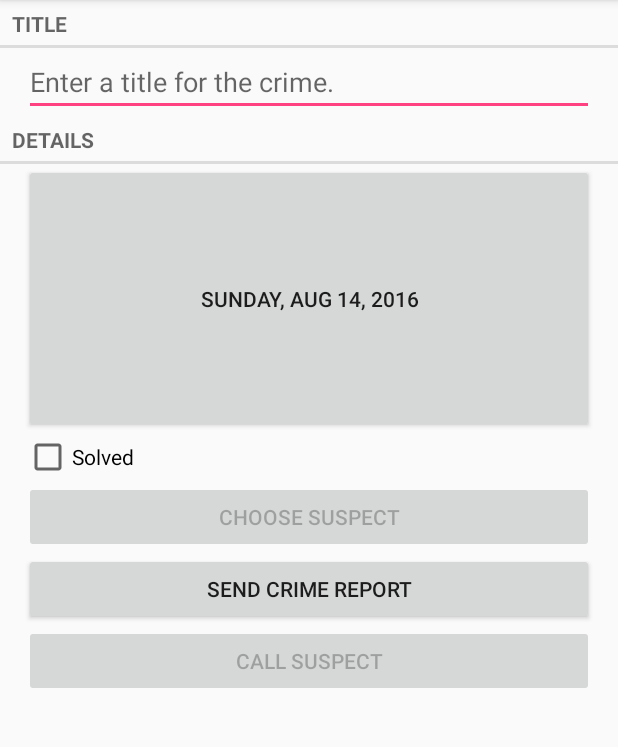
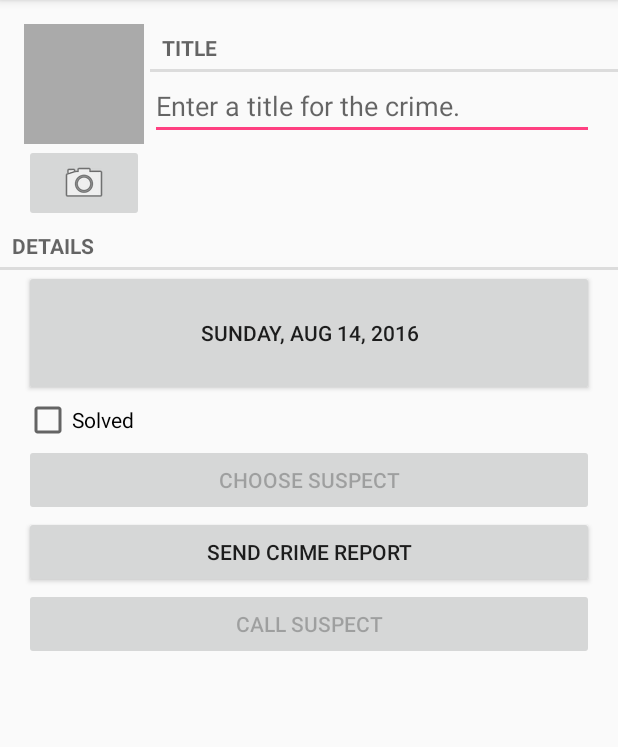
Before and after one commit to aram-o/criminal-intent, an Android app: the CrimeFragment screen opened directly, with no data from a screen before it, on a phone screen of 412 x 824 dp, the part 84-831 px from its top. Run offline under Robolectric (Android 15) with nearby library versions, the phone set to English and light mode, and no system bars.

```diff
--- a/app/src/main/AndroidManifest.xml
+++ b/app/src/main/AndroidManifest.xml
@@ -2,6 +2,8 @@
 <manifest xmlns:android="http://schemas.android.com/apk/res/android"
     package="com.bignerdranch.android.criminalintent">
     <uses-permission android:name="android.permission.READ_CONTACTS" />
+    <uses-permission android:name="android.permission.READ_EXTERNAL_STORAGE" android:maxSdkVersion="18" />
+    <uses-feature android:name="android.hardware.camera" android:required="false" />
     <application
         android:allowBackup="true"
         android:icon="@mipmap/ic_launcher"
--- a/app/src/main/java/com/bignerdranch/android/criminalintent/Crime.java
+++ b/app/src/main/java/com/bignerdranch/android/criminalintent/Crime.java
@@ -62,4 +62,8 @@ public class Crime {
     public void setSuspectNumber(String suspectNumber) {
         this.mSuspectNumber = suspectNumber;
     }
+
+    public String getPhotoFilename() {
+        return "IMG_" + getId().toString() + ".jpg";
+    }
 }
--- a/app/src/main/java/com/bignerdranch/android/criminalintent/CrimeFragment.java
+++ b/app/src/main/java/com/bignerdranch/android/criminalintent/CrimeFragment.java
@@ -4,9 +4,11 @@ import android.app.Activity;
 import android.content.Intent;
 import android.content.pm.PackageManager;
 import android.database.Cursor;
+import android.graphics.Bitmap;
 import android.net.Uri;
 import android.os.Bundle;
 import android.provider.ContactsContract;
+import android.provider.MediaStore;
 import android.support.v4.app.Fragment;
 import android.support.v4.app.FragmentManager;
 import android.support.v4.app.NavUtils;
@@ -24,13 +26,17 @@ import android.widget.CheckBox;
 import android.widget.CompoundButton;
 import android.widget.EditText;
 import android.text.format.DateFormat;
+import android.widget.ImageButton;
+import android.widget.ImageView;
 import android.widget.Toast;
 
+import java.io.File;
 import java.util.Date;
 import java.util.UUID;
 
 public class CrimeFragment extends Fragment {
     private Crime mCrime;
+    private File mPhotoFile;
     private EditText mTitleField;
     private Button mDateButton;
     private CheckBox mSolvedCheckBox;
@@ -38,9 +44,13 @@ public class CrimeFragment extends Fragment {
     private static final String DIALOG_DATE = "DialogDate";
     private static final int REQUEST_DATE = 0;
     private static final int REQUEST_CONTACT = 1;
+    private static final int REQUEST_PHOTO= 2;
     private Button mReportButton;
     private Button mSuspectButton;
     private Button mCallSuspectButton;
+    private ImageButton mPhotoButton;
+    private ImageView mPhotoView;
+    private static final String DIALOG_IMAGE = "image";
 
     public static CrimeFragment newInstance(UUID crimeId) {
         Bundle args = new Bundle();
@@ -56,6 +66,7 @@ public class CrimeFragment extends Fragment {
         super.onCreate(savedInstanceState);
         UUID crimeId = (UUID) getArguments().getSerializable(ARG_CRIME_ID);
         mCrime = CrimeLab.get(getActivity()).getCrime(crimeId);
+        mPhotoFile = CrimeLab.get(getActivity()).getPhotoFile(mCrime);
         setHasOptionsMenu(true);
     }
 
@@ -167,6 +178,34 @@ public class CrimeFragment extends Fragment {
             }
         });
 
+        mPhotoButton = (ImageButton) v.findViewById(R.id.crime_camera);
+        final Intent captureImage = new Intent(MediaStore.ACTION_IMAGE_CAPTURE);
+        boolean canTakePhoto = mPhotoFile != null && captureImage.resolveActivity(packageManager) != null;
+        mPhotoButton.setEnabled(canTakePhoto);
+        if (canTakePhoto) {
+            Uri uri = Uri.fromFile(mPhotoFile);
+            captureImage.putExtra(MediaStore.EXTRA_OUTPUT, uri);
+        }
+        mPhotoButton.setOnClickListener(new View.OnClickListener() {
+            @Override
+            public void onClick(View v) {
+                startActivityForResult(captureImage, REQUEST_PHOTO);
+            }
+        });
+
+        mPhotoView = (ImageView) v.findViewById(R.id.crime_photo);
+        updatePhotoView();
+        mPhotoView.setOnClickListener(new View.OnClickListener() {
+            @Override
+            public void onClick(View v) {
+                if ( mPhotoFile == null ){
+                    return;
+                }
+                FragmentManager fm = getActivity().getSupportFragmentManager();
+                String path = mPhotoFile.getAbsolutePath();
+                PictureDialogFragment.newInstance(path).show(fm, DIALOG_IMAGE);
+            }
+        });
         return v;
     }
 
@@ -262,6 +301,9 @@ public class CrimeFragment extends Fragment {
             } while (cursor.moveToNext());
 
             cursor.close();
+
+        } else if (requestCode == REQUEST_PHOTO) {
+            updatePhotoView();
         }
     }
 
@@ -291,4 +333,14 @@ public class CrimeFragment extends Fragment {
 
         return report;
     }
+
+    private void updatePhotoView() {
+        if (mPhotoFile == null || !mPhotoFile.exists()) {
+            mPhotoView.setImageDrawable(null);
+        } else {
+            Bitmap bitmap = PictureUtils.getScaledBitmap(
+                    mPhotoFile.getPath(), getActivity());
+            mPhotoView.setImageBitmap(bitmap);
+        }
+    }
 }
--- a/app/src/main/java/com/bignerdranch/android/criminalintent/CrimeLab.java
+++ b/app/src/main/java/com/bignerdranch/android/criminalintent/CrimeLab.java
@@ -4,11 +4,13 @@ import android.content.ContentValues;
 import android.content.Context;
 import android.database.Cursor;
 import android.database.sqlite.SQLiteDatabase;
+import android.os.Environment;
 
 import com.bignerdranch.android.criminalintent.database.CrimeBaseHelper;
 import com.bignerdranch.android.criminalintent.database.CrimeCursorWrapper;
 import com.bignerdranch.android.criminalintent.database.CrimeDbSchema;
 
+import java.io.File;
 import java.util.ArrayList;
 import java.util.List;
 import java.util.UUID;
@@ -109,4 +111,14 @@ public class CrimeLab {
 
         return new CrimeCursorWrapper(cursor);
     }
+
+    public File getPhotoFile(Crime crime) {
+        File externalFilesDir = mContext.getExternalFilesDir(Environment.DIRECTORY_PICTURES);
+
+        if (externalFilesDir == null) {
+            return null;
+        }
+
+        return new File(externalFilesDir, crime.getPhotoFilename());
+    }
 }
--- a/app/src/main/res/layout-land/fragment_crime.xml
+++ b/app/src/main/res/layout-land/fragment_crime.xml
@@ -4,19 +4,7 @@
     android:layout_height="wrap_content"
     android:orientation="vertical"
     >
-    <TextView
-        android:layout_width="match_parent"
-        android:layout_height="wrap_content"
-        android:text="@string/crime_title_label"
-        style="?android:listSeparatorTextViewStyle"
-        />
-    <EditText android:id="@+id/crime_title"
-        android:layout_width="match_parent"
-        android:layout_height="wrap_content"
-        android:layout_marginLeft="16dp"
-        android:layout_marginRight="16dp"
-        android:hint="@string/crime_title_hint"
-        />
+    <include layout="@layout/view_camera_and_title"></include>
     <TextView
         android:layout_width="match_parent"
         android:layout_height="wrap_content"
--- a/app/src/main/res/layout/fragment_crime.xml
+++ b/app/src/main/res/layout/fragment_crime.xml
@@ -3,20 +3,8 @@
     android:layout_width="match_parent"
     android:layout_height="wrap_content"
     android:orientation="vertical"
-    >
-    <TextView
-        android:layout_width="match_parent"
-        android:layout_height="wrap_content"
-        android:text="@string/crime_title_label"
-        style="?android:listSeparatorTextViewStyle"
-        />
-    <EditText android:id="@+id/crime_title"
-        android:layout_width="match_parent"
-        android:layout_height="wrap_content"
-        android:layout_marginLeft="16dp"
-        android:layout_marginRight="16dp"
-        android:hint="@string/crime_title_hint"
-        />
+    android:weightSum="1">
+    <include layout="@layout/view_camera_and_title"></include>
     <TextView
         android:layout_width="match_parent"
         android:layout_height="wrap_content"
@@ -28,8 +16,7 @@
         android:layout_height="wrap_content"
         android:layout_marginLeft="16dp"
         android:layout_marginRight="16dp"
-        android:padding="80dp"
-        />
+        android:layout_weight="0.1" />
     <CheckBox android:id="@+id/crime_solved"
         android:layout_width="match_parent"
         android:layout_height="wrap_content"
--- /dev/null
+++ b/app/src/main/res/layout/view_camera_and_title.xml
@@ -0,0 +1,49 @@
+<?xml version="1.0" encoding="utf-8"?>
+<LinearLayout xmlns:android="http://schemas.android.com/apk/res/android"
+    android:layout_width="match_parent"
+    android:layout_height="wrap_content"
+    android:layout_marginLeft="16dp"
+    android:layout_marginTop="16dp">
+
+    <LinearLayout
+        android:layout_width="wrap_content"
+        android:layout_height="wrap_content"
+        android:orientation="vertical"
+        android:layout_marginRight="4dp">
+
+        <ImageView
+            android:id="@+id/crime_photo"
+            android:layout_width="80dp"
+            android:layout_height="80dp"
+            android:scaleType="centerInside"
+            android:background="@android:color/darker_gray"
+            android:cropToPadding="true"/>
+
+        <ImageButton
+            android:id="@+id/crime_camera"
+            android:layout_width="match_parent"
+            android:layout_height="wrap_content"
+            android:src="@android:drawable/ic_menu_camera"/>
+    </LinearLayout>
+
+    <LinearLayout
+        android:layout_width="wrap_content"
+        android:layout_height="wrap_content"
+        android:orientation="vertical"
+        android:layout_weight="1">
+
+        <TextView
+            android:layout_width="match_parent"
+            android:layout_height="wrap_content"
+            android:text="@string/crime_title_label"
+            style="?android:listSeparatorTextViewStyle"/>
+
+        <EditText
+            android:id="@+id/crime_title"
+            android:layout_width="match_parent"
+            android:layout_height="wrap_content"
+            android:layout_marginRight="16dp"
+            android:hint="@string/crime_title_hint"/>
+
+    </LinearLayout>
+</LinearLayout>
--- a/app/src/main/res/values/strings.xml
+++ b/app/src/main/res/values/strings.xml
@@ -27,4 +27,7 @@
     <string name="crime_report_suspect">the suspect is %s.</string>
     <string name="crime_report_subject">CriminalIntent Crime Report</string>
     <string name="send_report">Send crime report via</string>
+
+    <!-- TODO: Remove or change this placeholder text -->
+    <string name="hello_blank_fragment">Hello blank fragment</string>
 </resources>
```
Also changed, not shown: app/src/main/java/com/bignerdranch/android/criminalintent/PictureDialogFragment.java (added, +37 -0 lines), app/src/main/java/com/bignerdranch/android/criminalintent/PictureUtils.java (added, +42 -0 lines), app/src/main/res/layout/fragment_picture_dialog.xml (added, +13 -0 lines).
